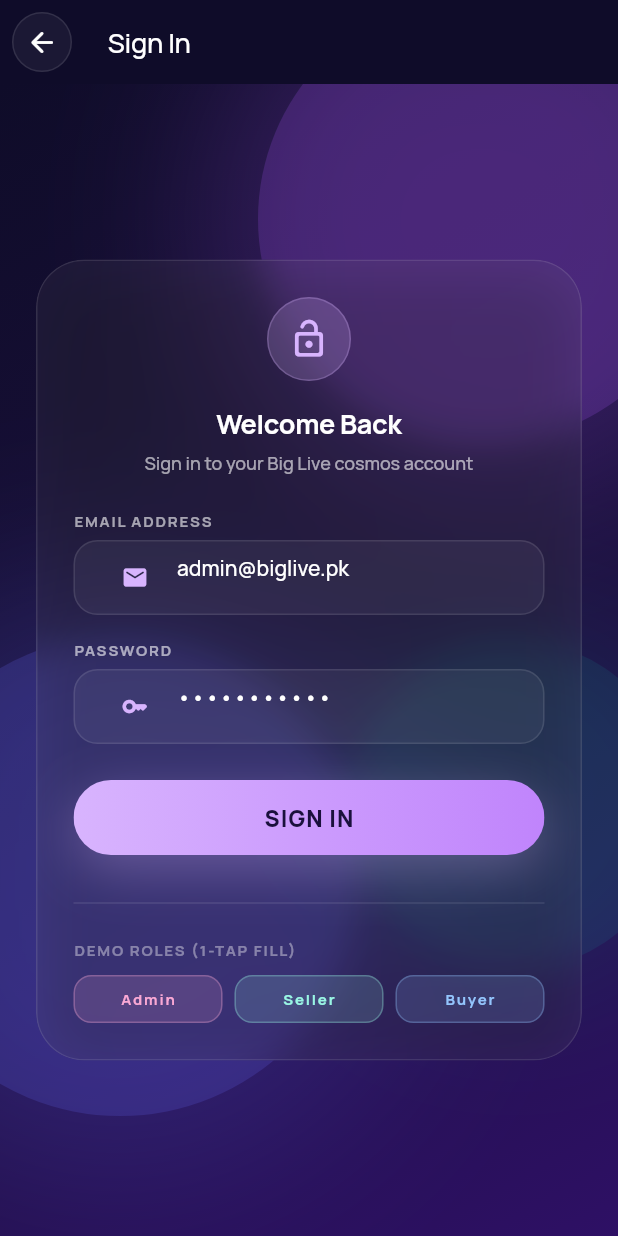
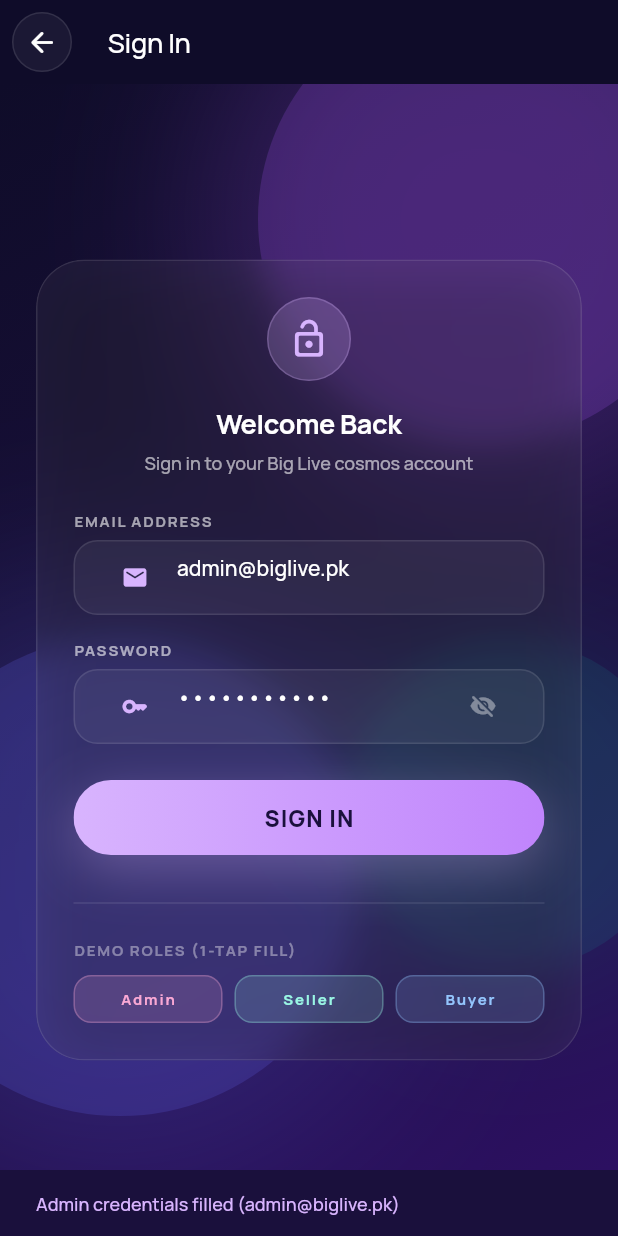
Before and after one commit to AhmedJunaid333/Big-Live-Market, a Flutter app: the LoginScreen screen opened directly, after a tap on "Admin", on a phone screen of 412 x 824 dp. Run offline on Flutter 3.47's test engine with Material 3 defaults, Android fonts, the phone set to English and light mode, and no system bars; our stand-ins replace dio, flutter_riverpod, flutter_secure_storage, google_fonts; accounts and stored records are empty; network calls fail.

Commit message:
fix(mobile): add Wi-Fi LAN IP fallback and password visibility toggle with role autofill

```diff
--- a/mobile/lib/core/network/api_client.dart
+++ b/mobile/lib/core/network/api_client.dart
@@ -6,6 +6,8 @@ class ApiClient {
     'API_BASE_URL',
     defaultValue: 'http://127.0.0.1:8000/api/v1',
   );
+
+  static const String fallbackBaseUrl = 'http://10.92.3.111:8000/api/v1';
 
   final Dio _dio;
   final FlutterSecureStorage _storage;
@@ -30,7 +32,24 @@ class ApiClient {
           }
           return handler.next(options);
         },
-        onError: (DioException error, handler) {
+        onError: (DioException error, handler) async {
+          // If connection fails on 127.0.0.1, auto-retry with Wi-Fi LAN IP
+          if ((error.type == DioExceptionType.connectionTimeout ||
+                  error.type == DioExceptionType.connectionError) &&
+              error.requestOptions.extra['retried_alternate'] != true) {
+            final options = error.requestOptions;
+            options.extra['retried_alternate'] = true;
+
+            final isLocalhost = options.baseUrl.contains('127.0.0.1') || options.baseUrl.contains('localhost');
+            options.baseUrl = isLocalhost ? fallbackBaseUrl : defaultBaseUrl;
+
+            try {
+              final response = await _dio.fetch(options);
+              return handler.resolve(response);
+            } catch (e) {
+              // Alternate failed too, return original error
+            }
+          }
           return handler.next(error);
         },
       ),
--- a/mobile/lib/features/auth/screens/login_screen.dart
+++ b/mobile/lib/features/auth/screens/login_screen.dart
@@ -15,6 +15,7 @@ class _LoginScreenState extends ConsumerState<LoginScreen> {
   final _emailController = TextEditingController(text: 'admin@biglive.pk');
   final _passwordController = TextEditingController(text: 'Admin@12345');
   final _formKey = GlobalKey<FormState>();
+  bool _obscurePassword = true;
 
   @override
   void dispose() {
@@ -45,11 +46,21 @@ class _LoginScreenState extends ConsumerState<LoginScreen> {
     }
   }
 
-  void _fillCredentials(String email, String password) {
+  void _fillCredentials(String email, String password, String role) {
     setState(() {
       _emailController.text = email;
       _passwordController.text = password;
     });
+    ScaffoldMessenger.of(context).showSnackBar(
+      SnackBar(
+        duration: const Duration(seconds: 1),
+        backgroundColor: AppTheme.backgroundMid,
+        content: Text(
+          '$role credentials filled ($email)',
+          style: AppTheme.bodySm.copyWith(color: AppTheme.primaryLavender),
+        ),
+      ),
+    );
   }
 
   @override
@@ -182,7 +193,7 @@ class _LoginScreenState extends ConsumerState<LoginScreen> {
                         padding: const EdgeInsets.symmetric(horizontal: 16),
                         child: TextFormField(
                           controller: _passwordController,
-                          obscureText: true,
+                          obscureText: _obscurePassword,
                           style: AppTheme.bodyMd.copyWith(color: AppTheme.onSurface),
                           validator: (v) => (v == null || v.isEmpty) ? 'Please enter password' : null,
                           decoration: InputDecoration(
@@ -192,6 +203,18 @@ class _LoginScreenState extends ConsumerState<LoginScreen> {
                               Icons.key_rounded,
                               size: 18,
                               color: AppTheme.primaryLavender,
+                            ),
+                            suffixIcon: IconButton(
+                              icon: Icon(
+                                _obscurePassword ? Icons.visibility_off_rounded : Icons.visibility_rounded,
+                                size: 18,
+                                color: AppTheme.onSurfaceMuted,
+                              ),
+                              onPressed: () {
+                                setState(() {
+                                  _obscurePassword = !_obscurePassword;
+                                });
+                              },
                             ),
                             border: InputBorder.none,
                           ),
@@ -224,7 +247,7 @@ class _LoginScreenState extends ConsumerState<LoginScreen> {
                             child: _buildRoleChip(
                               label: 'Admin',
                               color: AppTheme.accentPink,
-                              onTap: () => _fillCredentials('admin@biglive.pk', 'Admin@12345'),
+                              onTap: () => _fillCredentials('admin@biglive.pk', 'Admin@12345', 'Admin'),
                             ),
                           ),
                           const SizedBox(width: 8),
@@ -232,7 +255,7 @@ class _LoginScreenState extends ConsumerState<LoginScreen> {
                             child: _buildRoleChip(
                               label: 'Seller',
                               color: AppTheme.secondaryMint,
-                              onTap: () => _fillCredentials('seller@biglive.pk', 'Seller@12345'),
+                              onTap: () => _fillCredentials('seller@biglive.pk', 'Seller@12345', 'Seller'),
                             ),
                           ),
                           const SizedBox(width: 8),
@@ -240,7 +263,7 @@ class _LoginScreenState extends ConsumerState<LoginScreen> {
                             child: _buildRoleChip(
                               label: 'Buyer',
                               color: AppTheme.accentBlue,
-                              onTap: () => _fillCredentials('buyer@biglive.pk', 'Buyer@12345'),
+                              onTap: () => _fillCredentials('buyer@biglive.pk', 'Buyer@12345', 'Buyer'),
                             ),
                           ),
                         ],
```
Also changed, not shown: mobile/lib/features/auth/providers/auth_provider.dart (+8 -1 lines).
